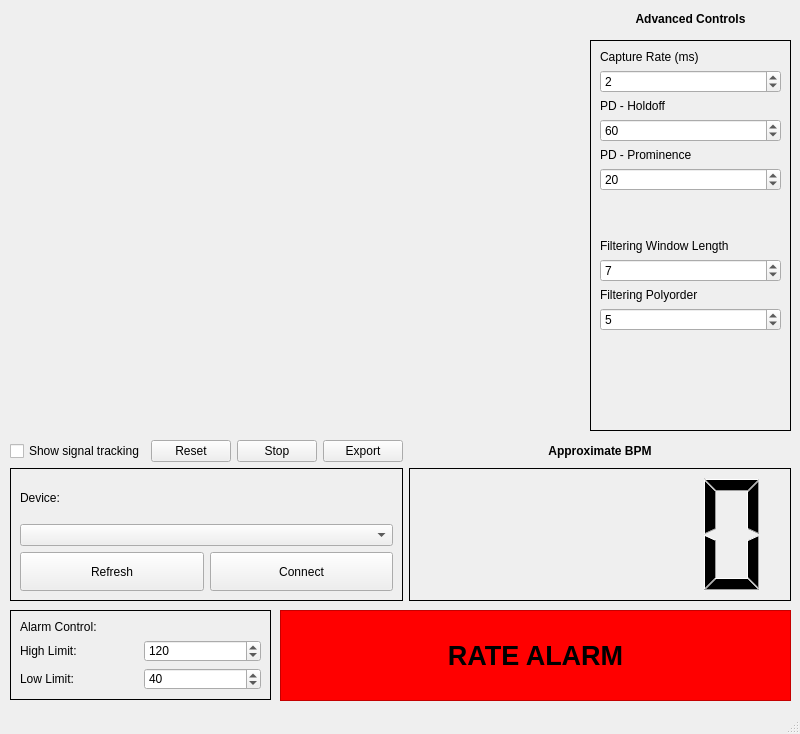
Qt form ecg_viewer_window.ui (HTM-Workshop/ECG-Viewer) before a commit.
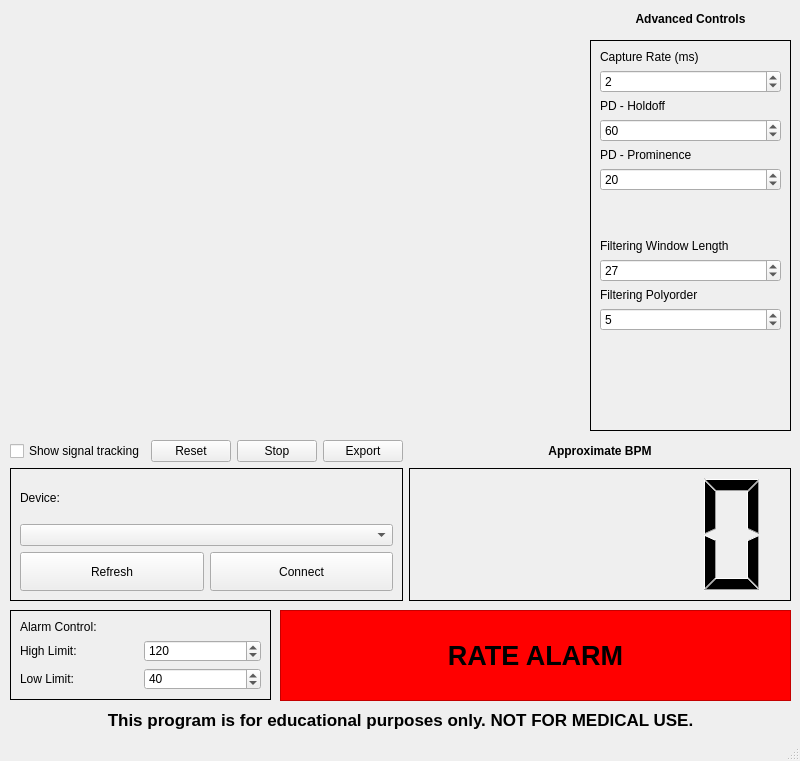
The same form after that commit. Icons and pictures are not drawn. Custom widgets are drawn as their Qt base class.

Patch:
```diff
--- a/ecg_viewer_window.ui
+++ b/ecg_viewer_window.ui
@@ -7,7 +7,7 @@
     <x>0</x>
     <y>0</y>
     <width>800</width>
-    <height>734</height>
+    <height>761</height>
    </rect>
   </property>
   <property name="minimumSize">
@@ -19,7 +19,7 @@
   <property name="maximumSize">
    <size>
     <width>800</width>
-    <height>734</height>
+    <height>761</height>
    </size>
   </property>
   <property name="windowTitle">
@@ -371,7 +371,7 @@
           <number>2</number>
          </property>
          <property name="value">
-          <number>7</number>
+          <number>27</number>
          </property>
         </widget>
        </item>
@@ -428,6 +428,29 @@
      <set>Qt::AlignCenter</set>
     </property>
    </widget>
+   <widget class="QLabel" name="label_12">
+    <property name="geometry">
+     <rect>
+      <x>10</x>
+      <y>710</y>
+      <width>781</width>
+      <height>20</height>
+     </rect>
+    </property>
+    <property name="font">
+     <font>
+      <pointsize>13</pointsize>
+      <weight>75</weight>
+      <bold>true</bold>
+     </font>
+    </property>
+    <property name="text">
+     <string>This program is for educational purposes only. NOT FOR MEDICAL USE.</string>
+    </property>
+    <property name="alignment">
+     <set>Qt::AlignCenter</set>
+    </property>
+   </widget>
   </widget>
   <widget class="QStatusBar" name="statusBar"/>
  </widget>
```
